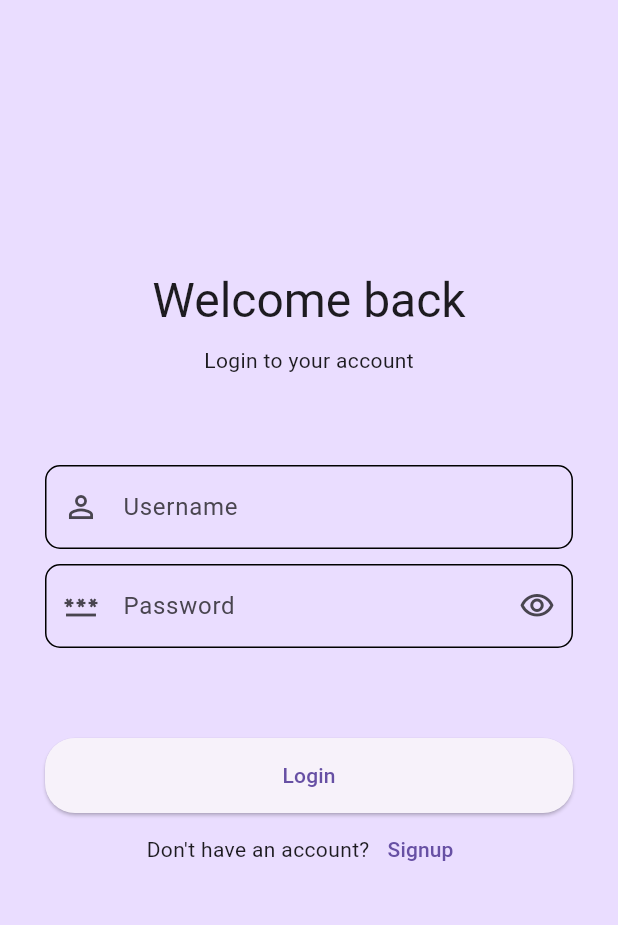
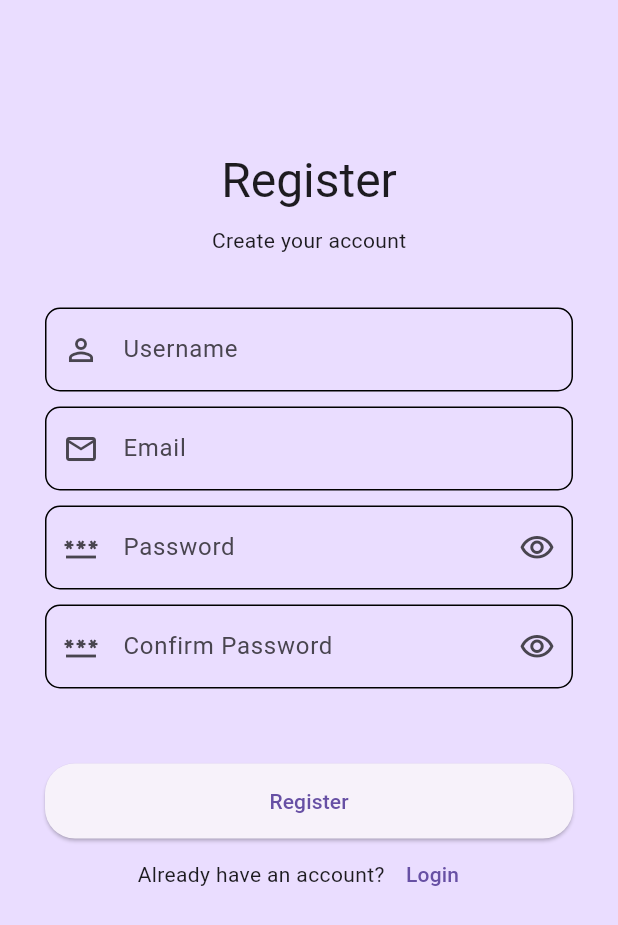
Before and after one commit to Atharva-Kasodekar/EngageWise, a Flutter app: the screen it shows after launch, after a tap on "Login", after a tap on "Signup", on a phone screen of 412 x 824 dp. Shown: the top 925 px of the screen. Run offline on Flutter 3.47's test engine with Material 3 defaults, Android fonts, the phone set to English and light mode, and no system bars.

Commit message:
Register page

```diff
--- a/lib/Screens/login.dart
+++ b/lib/Screens/login.dart
@@ -1,9 +1,8 @@
+import 'package:engage_wise/Screens/register.dart';
 import 'package:flutter/material.dart';
 
 class Login extends StatefulWidget {
-  const Login({
-    Key? key,
-  }) : super(key: key);
+  static const routeName = '/sign-in';
 
   @override
   State<Login> createState() => _LoginState();
@@ -132,15 +131,7 @@ class _LoginState extends State<Login> {
                       TextButton(
                         onPressed: () {
                           _formKey.currentState?.reset();
-
-                          // Navigator.push(
-                          //   context,
-                          //   MaterialPageRoute(
-                          //     builder: (context) {
-                          //       return const Signup();
-                          //     },
-                          //   ),
-                          // );
+                          Navigator.of(context).pushNamed(Signup.routeName);
                         },
                         child: const Text("Signup"),
                       ),
--- /dev/null
+++ b/lib/Screens/register.dart
@@ -0,0 +1,234 @@
+import 'package:engage_wise/Screens/login.dart';
+import 'package:flutter/material.dart';
+
+class Signup extends StatefulWidget {
+  static const routeName = '/sign-up';
+
+  const Signup({super.key});
+
+  @override
+  State<Signup> createState() => _SignupState();
+}
+
+class _SignupState extends State<Signup> {
+  final GlobalKey<FormState> _formKey = GlobalKey();
+
+  final FocusNode _focusNodeEmail = FocusNode();
+  final FocusNode _focusNodePassword = FocusNode();
+  final FocusNode _focusNodeConfirmPassword = FocusNode();
+  final TextEditingController _controllerUsername = TextEditingController();
+  final TextEditingController _controllerEmail = TextEditingController();
+  final TextEditingController _controllerPassword = TextEditingController();
+  final TextEditingController _controllerConFirmPassword =
+      TextEditingController();
+
+  // final Box _boxAccounts = Hive.box("accounts");
+  bool _obscurePassword = true;
+
+  @override
+  Widget build(BuildContext context) {
+    return Scaffold(
+      backgroundColor: Theme.of(context).colorScheme.primaryContainer,
+      body: Form(
+        key: _formKey,
+        child: SingleChildScrollView(
+          padding: const EdgeInsets.symmetric(horizontal: 30.0),
+          child: Column(
+            children: [
+              const SizedBox(height: 100),
+              Text(
+                "Register",
+                style: Theme.of(context).textTheme.headlineLarge,
+              ),
+              const SizedBox(height: 10),
+              Text(
+                "Create your account",
+                style: Theme.of(context).textTheme.bodyMedium,
+              ),
+              const SizedBox(height: 35),
+              TextFormField(
+                controller: _controllerUsername,
+                keyboardType: TextInputType.name,
+                decoration: InputDecoration(
+                  labelText: "Username",
+                  prefixIcon: const Icon(Icons.person_outline),
+                  border: OutlineInputBorder(
+                    borderRadius: BorderRadius.circular(10),
+                  ),
+                  enabledBorder: OutlineInputBorder(
+                    borderRadius: BorderRadius.circular(10),
+                  ),
+                ),
+                validator: (String? value) {
+                  if (value == null || value.isEmpty) {
+                    return "Please enter username.";
+                  }
+
+                  return null;
+                },
+                onEditingComplete: () => _focusNodeEmail.requestFocus(),
+              ),
+              const SizedBox(height: 10),
+              TextFormField(
+                controller: _controllerEmail,
+                focusNode: _focusNodeEmail,
+                keyboardType: TextInputType.emailAddress,
+                decoration: InputDecoration(
+                  labelText: "Email",
+                  prefixIcon: const Icon(Icons.email_outlined),
+                  border: OutlineInputBorder(
+                    borderRadius: BorderRadius.circular(10),
+                  ),
+                  enabledBorder: OutlineInputBorder(
+                    borderRadius: BorderRadius.circular(10),
+                  ),
+                ),
+                validator: (String? value) {
+                  if (value == null || value.isEmpty) {
+                    return "Please enter email.";
+                  } else if (!(value.contains('@') && value.contains('.'))) {
+                    return "Invalid email";
+                  }
+                  return null;
+                },
+                onEditingComplete: () => _focusNodePassword.requestFocus(),
+              ),
+              const SizedBox(height: 10),
+              TextFormField(
+                controller: _controllerPassword,
+                obscureText: _obscurePassword,
+                focusNode: _focusNodePassword,
+                keyboardType: TextInputType.visiblePassword,
+                decoration: InputDecoration(
+                  labelText: "Password",
+                  prefixIcon: const Icon(Icons.password_outlined),
+                  suffixIcon: IconButton(
+                      onPressed: () {
+                        setState(() {
+                          _obscurePassword = !_obscurePassword;
+                        });
+                      },
+                      icon: _obscurePassword
+                          ? const Icon(Icons.visibility_outlined)
+                          : const Icon(Icons.visibility_off_outlined)),
+                  border: OutlineInputBorder(
+                    borderRadius: BorderRadius.circular(10),
+                  ),
+                  enabledBorder: OutlineInputBorder(
+                    borderRadius: BorderRadius.circular(10),
+                  ),
+                ),
+                validator: (String? value) {
+                  if (value == null || value.isEmpty) {
+                    return "Please enter password.";
+                  } else if (value.length < 8) {
+                    return "Password must be at least 8 character.";
+                  }
+                  return null;
+                },
+                onEditingComplete: () =>
+                    _focusNodeConfirmPassword.requestFocus(),
+              ),
+              const SizedBox(height: 10),
+              TextFormField(
+                controller: _controllerConFirmPassword,
+                obscureText: _obscurePassword,
+                focusNode: _focusNodeConfirmPassword,
+                keyboardType: TextInputType.visiblePassword,
+                decoration: InputDecoration(
+                  labelText: "Confirm Password",
+                  prefixIcon: const Icon(Icons.password_outlined),
+                  suffixIcon: IconButton(
+                      onPressed: () {
+                        setState(() {
+                          _obscurePassword = !_obscurePassword;
+                        });
+                      },
+                      icon: _obscurePassword
+                          ? const Icon(Icons.visibility_outlined)
+                          : const Icon(Icons.visibility_off_outlined)),
+                  border: OutlineInputBorder(
+                    borderRadius: BorderRadius.circular(10),
+                  ),
+                  enabledBorder: OutlineInputBorder(
+                    borderRadius: BorderRadius.circular(10),
+                  ),
+                ),
+                validator: (String? value) {
+                  if (value == null || value.isEmpty) {
+                    return "Please enter password.";
+                  } else if (value != _controllerPassword.text) {
+                    return "Password doesn't match.";
+                  }
+                  return null;
+                },
+              ),
+              const SizedBox(height: 50),
+              Column(
+                children: [
+                  ElevatedButton(
+                    style: ElevatedButton.styleFrom(
+                      minimumSize: const Size.fromHeight(50),
+                      shape: RoundedRectangleBorder(
+                        borderRadius: BorderRadius.circular(20),
+                      ),
+                    ),
+                    onPressed: () {
+                      if (_formKey.currentState?.validate() ?? false) {
+                        // _boxAccounts.put(
+                        //   _controllerUsername.text,
+                        //   _controllerConFirmPassword.text,
+                        // );
+
+                        ScaffoldMessenger.of(context).showSnackBar(
+                          SnackBar(
+                            width: 200,
+                            backgroundColor:
+                                Theme.of(context).colorScheme.secondary,
+                            shape: RoundedRectangleBorder(
+                              borderRadius: BorderRadius.circular(10),
+                            ),
+                            behavior: SnackBarBehavior.floating,
+                            content: const Text("Registered Successfully"),
+                          ),
+                        );
+
+                        _formKey.currentState?.reset();
+
+                        Navigator.pop(context);
+                      }
+                    },
+                    child: const Text("Register"),
+                  ),
+                  Row(
+                    mainAxisAlignment: MainAxisAlignment.center,
+                    children: [
+                      const Text("Already have an account?"),
+                      TextButton(
+                        onPressed: () =>
+                            Navigator.of(context).pushNamed(Login.routeName),
+                        child: const Text("Login"),
+                      ),
+                    ],
+                  ),
+                ],
+              ),
+            ],
+          ),
+        ),
+      ),
+    );
+  }
+
+  @override
+  void dispose() {
+    _focusNodeEmail.dispose();
+    _focusNodePassword.dispose();
+    _focusNodeConfirmPassword.dispose();
+    _controllerUsername.dispose();
+    _controllerEmail.dispose();
+    _controllerPassword.dispose();
+    _controllerConFirmPassword.dispose();
+    super.dispose();
+  }
+}
--- a/lib/main.dart
+++ b/lib/main.dart
@@ -1,11 +1,13 @@
 import 'package:engage_wise/Screens/login.dart';
+import 'package:engage_wise/Screens/register.dart';
 import 'package:flutter/material.dart';
 
 void main() {
   runApp(new MaterialApp(
     home: Login(),
     routes: {
-      //Country.routeName: (ctx) => Country()
+      Signup.routeName: (ctx) => Signup(),
+      Login.routeName: (ctx) => Login(),
     },
   ));
 }
```
Also changed, not shown: 1 other file.
